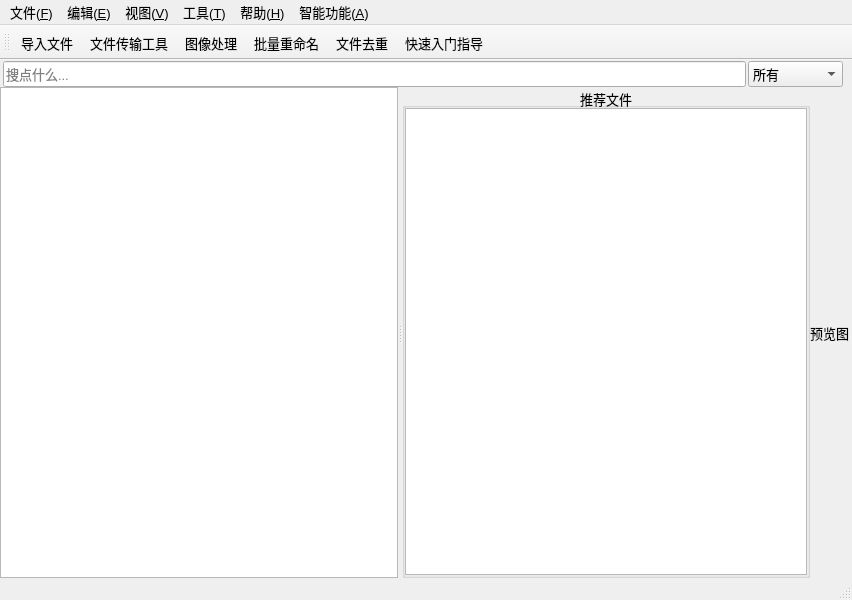
Qt form UI/MainWindow.ui (uxinghai/ICMA-Qt) before a commit.
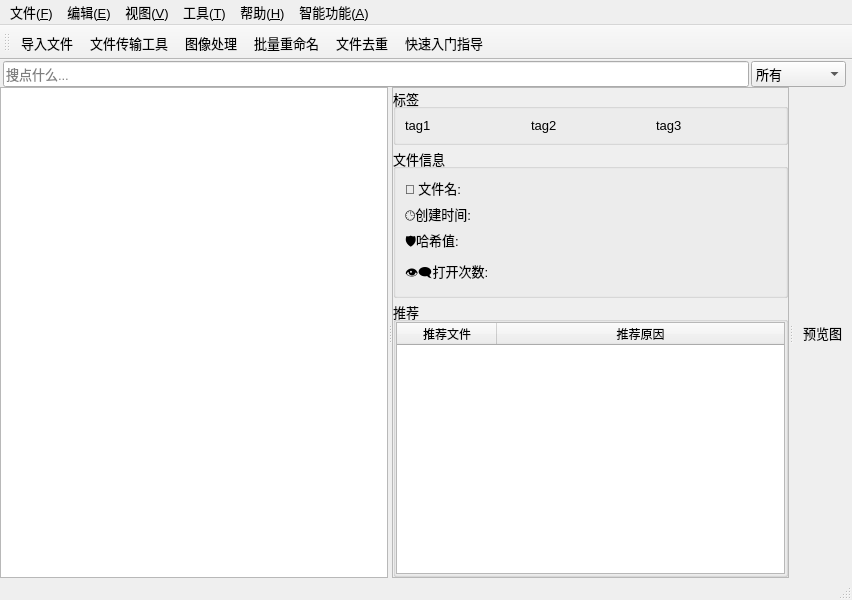
The same form after that commit. Icons and pictures are not drawn. Custom widgets are drawn as their Qt base class.

```diff
--- a/UI/MainWindow.ui
+++ b/UI/MainWindow.ui
@@ -40,7 +40,7 @@
      <number>0</number>
     </property>
     <property name="rightMargin">
-     <number>3</number>
+     <number>0</number>
     </property>
     <property name="bottomMargin">
      <number>0</number>
@@ -48,110 +48,7 @@
     <property name="spacing">
      <number>0</number>
     </property>
-    <item row="1" column="1">
-     <widget class="QLabel" name="lbPreview">
-      <property name="font">
-       <font>
-        <family>Microsoft YaHei UI</family>
-        <pointsize>10</pointsize>
-        <italic>false</italic>
-        <bold>false</bold>
-       </font>
-      </property>
-      <property name="text">
-       <string>预览图</string>
-      </property>
-      <property name="alignment">
-       <set>Qt::AlignCenter</set>
-      </property>
-      <property name="wordWrap">
-       <bool>true</bool>
-      </property>
-     </widget>
-    </item>
-    <item row="1" column="0">
-     <widget class="QSplitter" name="splitter_3">
-      <property name="orientation">
-       <enum>Qt::Horizontal</enum>
-      </property>
-      <widget class="MyTableView" name="tableView">
-       <property name="font">
-        <font>
-         <family>Microsoft YaHei UI</family>
-         <pointsize>10</pointsize>
-         <italic>false</italic>
-         <bold>false</bold>
-        </font>
-       </property>
-       <property name="selectionBehavior">
-        <enum>QAbstractItemView::SelectItems</enum>
-       </property>
-       <property name="showGrid">
-        <bool>false</bool>
-       </property>
-       <property name="sortingEnabled">
-        <bool>true</bool>
-       </property>
-       <attribute name="horizontalHeaderStretchLastSection">
-        <bool>true</bool>
-       </attribute>
-       <attribute name="verticalHeaderVisible">
-        <bool>false</bool>
-       </attribute>
-      </widget>
-      <widget class="QGroupBox" name="groupBox">
-       <property name="maximumSize">
-        <size>
-         <width>440</width>
-         <height>16777215</height>
-        </size>
-       </property>
-       <property name="title">
-        <string>推荐文件</string>
-       </property>
-       <property name="alignment">
-        <set>Qt::AlignCenter</set>
-       </property>
-       <layout class="QGridLayout" name="gridLayout_2">
-        <property name="leftMargin">
-         <number>0</number>
-        </property>
-        <property name="topMargin">
-         <number>0</number>
-        </property>
-        <property name="rightMargin">
-         <number>0</number>
-        </property>
-        <property name="bottomMargin">
-         <number>0</number>
-        </property>
-        <property name="spacing">
-         <number>0</number>
-        </property>
-        <item row="0" column="0">
-         <widget class="QTableWidget" name="tableWidget">
-          <attribute name="horizontalHeaderVisible">
-           <bool>false</bool>
-          </attribute>
-          <attribute name="horizontalHeaderHighlightSections">
-           <bool>false</bool>
-          </attribute>
-          <attribute name="horizontalHeaderStretchLastSection">
-           <bool>true</bool>
-          </attribute>
-          <attribute name="verticalHeaderVisible">
-           <bool>false</bool>
-          </attribute>
-          <attribute name="verticalHeaderHighlightSections">
-           <bool>false</bool>
-          </attribute>
-         </widget>
-        </item>
-       </layout>
-      </widget>
-     </widget>
-    </item>
-    <item row="0" column="0" colspan="2">
+    <item row="0" column="0">
      <layout class="QHBoxLayout" name="horizontalLayout">
       <property name="spacing">
        <number>2</number>
@@ -273,6 +170,374 @@
       </item>
      </layout>
     </item>
+    <item row="1" column="0">
+     <widget class="QSplitter" name="splitter_3">
+      <property name="orientation">
+       <enum>Qt::Horizontal</enum>
+      </property>
+      <widget class="MyTableView" name="tableView">
+       <property name="font">
+        <font>
+         <family>Microsoft YaHei UI</family>
+         <pointsize>10</pointsize>
+         <italic>false</italic>
+         <bold>false</bold>
+        </font>
+       </property>
+       <property name="selectionBehavior">
+        <enum>QAbstractItemView::SelectItems</enum>
+       </property>
+       <property name="showGrid">
+        <bool>false</bool>
+       </property>
+       <property name="sortingEnabled">
+        <bool>true</bool>
+       </property>
+       <attribute name="horizontalHeaderStretchLastSection">
+        <bool>true</bool>
+       </attribute>
+       <attribute name="verticalHeaderVisible">
+        <bool>false</bool>
+       </attribute>
+      </widget>
+      <widget class="QSplitter" name="splitter">
+       <property name="orientation">
+        <enum>Qt::Horizontal</enum>
+       </property>
+       <widget class="QWidget" name="widget" native="true">
+        <property name="minimumSize">
+         <size>
+          <width>300</width>
+          <height>0</height>
+         </size>
+        </property>
+        <layout class="QGridLayout" name="gridLayout_2">
+         <property name="leftMargin">
+          <number>0</number>
+         </property>
+         <property name="topMargin">
+          <number>0</number>
+         </property>
+         <property name="rightMargin">
+          <number>0</number>
+         </property>
+         <property name="bottomMargin">
+          <number>0</number>
+         </property>
+         <property name="spacing">
+          <number>0</number>
+         </property>
+         <item row="0" column="0">
+          <widget class="QScrollArea" name="scrollArea">
+           <property name="widgetResizable">
+            <bool>true</bool>
+           </property>
+           <widget class="QWidget" name="scrollAreaWidgetContents">
+            <property name="geometry">
+             <rect>
+              <x>0</x>
+              <y>0</y>
+              <width>390</width>
+              <height>382</height>
+             </rect>
+            </property>
+            <layout class="QGridLayout" name="gridLayout_3">
+             <property name="leftMargin">
+              <number>0</number>
+             </property>
+             <property name="topMargin">
+              <number>0</number>
+             </property>
+             <property name="rightMargin">
+              <number>0</number>
+             </property>
+             <property name="bottomMargin">
+              <number>0</number>
+             </property>
+             <property name="horizontalSpacing">
+              <number>0</number>
+             </property>
+             <property name="verticalSpacing">
+              <number>3</number>
+             </property>
+             <item row="1" column="0">
+              <widget class="QGroupBox" name="groupBox">
+               <property name="title">
+                <string>文件信息</string>
+               </property>
+               <layout class="QGridLayout" name="gridLayout_4">
+                <item row="1" column="0">
+                 <widget class="QLabel" name="label_4">
+                  <property name="minimumSize">
+                   <size>
+                    <width>0</width>
+                    <height>0</height>
+                   </size>
+                  </property>
+                  <property name="maximumSize">
+                   <size>
+                    <width>82</width>
+                    <height>16777215</height>
+                   </size>
+                  </property>
+                  <property name="text">
+                   <string>🕒创建时间: </string>
+                  </property>
+                 </widget>
+                </item>
+                <item row="1" column="1">
+                 <widget class="QLabel" name="lbFileInfoFileModTime">
+                  <property name="minimumSize">
+                   <size>
+                    <width>82</width>
+                    <height>0</height>
+                   </size>
+                  </property>
+                  <property name="maximumSize">
+                   <size>
+                    <width>16777215</width>
+                    <height>16777215</height>
+                   </size>
+                  </property>
+                  <property name="text">
+                   <string/>
+                  </property>
+                 </widget>
+                </item>
+                <item row="0" column="1">
+                 <widget class="QLabel" name="lbFileInfoFileName">
+                  <property name="minimumSize">
+                   <size>
+                    <width>82</width>
+                    <height>0</height>
+                   </size>
+                  </property>
+                  <property name="maximumSize">
+                   <size>
+                    <width>16777215</width>
+                    <height>16777215</height>
+                   </size>
+                  </property>
+                  <property name="text">
+                   <string/>
+                  </property>
+                 </widget>
+                </item>
+                <item row="3" column="0">
+                 <widget class="QLabel" name="label_5">
+                  <property name="minimumSize">
+                   <size>
+                    <width>0</width>
+                    <height>0</height>
+                   </size>
+                  </property>
+                  <property name="maximumSize">
+                   <size>
+                    <width>82</width>
+                    <height>16777215</height>
+                   </size>
+                  </property>
+                  <property name="text">
+                   <string>👁️‍🗨️打开次数:</string>
+                  </property>
+                 </widget>
+                </item>
+                <item row="0" column="0">
+                 <widget class="QLabel" name="label">
+                  <property name="minimumSize">
+                   <size>
+                    <width>0</width>
+                    <height>0</height>
+                   </size>
+                  </property>
+                  <property name="maximumSize">
+                   <size>
+                    <width>82</width>
+                    <height>16777215</height>
+                   </size>
+                  </property>
+                  <property name="text">
+                   <string>📄 文件名: </string>
+                  </property>
+                 </widget>
+                </item>
+                <item row="2" column="0">
+                 <widget class="QLabel" name="label_6">
+                  <property name="minimumSize">
+                   <size>
+                    <width>0</width>
+                    <height>0</height>
+                   </size>
+                  </property>
+                  <property name="maximumSize">
+                   <size>
+                    <width>82</width>
+                    <height>16777215</height>
+                   </size>
+                  </property>
+                  <property name="text">
+                   <string>🛡️哈希值:</string>
+                  </property>
+                 </widget>
+                </item>
+                <item row="2" column="1">
+                 <widget class="QLabel" name="lbFileInfoFileHash">
+                  <property name="minimumSize">
+                   <size>
+                    <width>82</width>
+                    <height>0</height>
+                   </size>
+                  </property>
+                  <property name="maximumSize">
+                   <size>
+                    <width>16777215</width>
+                    <height>16777215</height>
+                   </size>
+                  </property>
+                  <property name="text">
+                   <string/>
+                  </property>
+                 </widget>
+                </item>
+                <item row="3" column="1">
+                 <widget class="QLabel" name="lbFileInfoFileOpenCount">
+                  <property name="minimumSize">
+                   <size>
+                    <width>82</width>
+                    <height>0</height>
+                   </size>
+                  </property>
+                  <property name="maximumSize">
+                   <size>
+                    <width>16777215</width>
+                    <height>16777215</height>
+                   </size>
+                  </property>
+                  <property name="text">
+                   <string/>
+                  </property>
+                 </widget>
+                </item>
+               </layout>
+              </widget>
+             </item>
+             <item row="2" column="0">
+              <widget class="QGroupBox" name="groupBox_2">
+               <property name="title">
+                <string>推荐</string>
+               </property>
+               <layout class="QGridLayout" name="gridLayout_5">
+                <property name="leftMargin">
+                 <number>0</number>
+                </property>
+                <property name="topMargin">
+                 <number>0</number>
+                </property>
+                <property name="rightMargin">
+                 <number>0</number>
+                </property>
+                <property name="bottomMargin">
+                 <number>0</number>
+                </property>
+                <property name="spacing">
+                 <number>0</number>
+                </property>
+                <item row="0" column="0">
+                 <widget class="QTableWidget" name="tableWidget">
+                  <property name="styleSheet">
+                   <string notr="true"/>
+                  </property>
+                  <property name="alternatingRowColors">
+                   <bool>true</bool>
+                  </property>
+                  <attribute name="horizontalHeaderVisible">
+                   <bool>true</bool>
+                  </attribute>
+                  <attribute name="horizontalHeaderStretchLastSection">
+                   <bool>true</bool>
+                  </attribute>
+                  <attribute name="verticalHeaderVisible">
+                   <bool>true</bool>
+                  </attribute>
+                  <column>
+                   <property name="text">
+                    <string>推荐文件</string>
+                   </property>
+                  </column>
+                  <column>
+                   <property name="text">
+                    <string>推荐原因</string>
+                   </property>
+                  </column>
+                 </widget>
+                </item>
+               </layout>
+              </widget>
+             </item>
+             <item row="0" column="0">
+              <widget class="QGroupBox" name="TagsGroup">
+               <property name="maximumSize">
+                <size>
+                 <width>16777215</width>
+                 <height>16777215</height>
+                </size>
+               </property>
+               <property name="title">
+                <string>标签</string>
+               </property>
+               <layout class="QHBoxLayout" name="horizontalLayout_2">
+                <item>
+                 <widget class="QLabel" name="lbTag1">
+                  <property name="text">
+                   <string>tag1</string>
+                  </property>
+                 </widget>
+                </item>
+                <item>
+                 <widget class="QLabel" name="lbTag2">
+                  <property name="text">
+                   <string>tag2</string>
+                  </property>
+                 </widget>
+                </item>
+                <item>
+                 <widget class="QLabel" name="lbTag3">
+                  <property name="text">
+                   <string>tag3</string>
+                  </property>
+                 </widget>
+                </item>
+               </layout>
+              </widget>
+             </item>
+            </layout>
+           </widget>
+          </widget>
+         </item>
+        </layout>
+       </widget>
+       <widget class="QLabel" name="lbPreview">
+        <property name="font">
+         <font>
+          <family>Microsoft YaHei UI</family>
+          <pointsize>10</pointsize>
+          <italic>false</italic>
+          <bold>false</bold>
+         </font>
+        </property>
+        <property name="text">
+         <string>预览图</string>
+        </property>
+        <property name="alignment">
+         <set>Qt::AlignCenter</set>
+        </property>
+        <property name="wordWrap">
+         <bool>true</bool>
+        </property>
+       </widget>
+      </widget>
+     </widget>
+    </item>
    </layout>
   </widget>
   <widget class="QStatusBar" name="statusbar">
```
Left out of the diff: 2 changed lines with no effect on the pictures.
